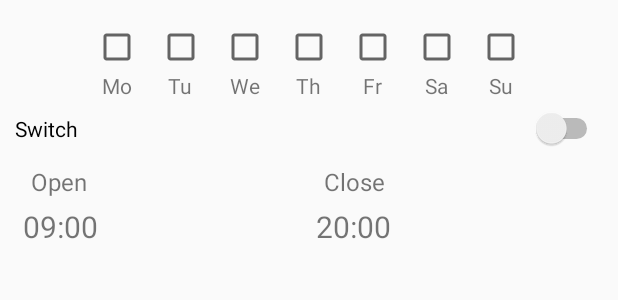
After one commit to Agrassx/CoffeeMap, an Android app: the layout view_schedule_work.xml on its own in the app's theme, with its tools: preview values and no code run, on a phone screen of 412 x 824 dp. The commit adds this screen. Shown: the top 300 px of the screen. Run offline under Robolectric (Android 15) with nearby library versions, the phone set to English and light mode, and no system bars.

Commit message:
add ScheduleWorkView

```diff
--- /dev/null
+++ b/app/src/main/java/com/agrass/coffeemap/customview/CheckBoxDayView.java
@@ -0,0 +1,50 @@
+package com.agrass.coffeemap.customview;
+
+import android.content.Context;
+import android.content.res.TypedArray;
+import android.util.AttributeSet;
+import android.view.View;
+import android.widget.CheckBox;
+import android.widget.RelativeLayout;
+import android.widget.TextView;
+
+import com.agrass.coffeemap.R;
+
+public class CheckBoxDayView extends RelativeLayout {
+
+    private String dayName;
+    private boolean isChecked;
+    private View rootView;
+    private TextView dayNameTextView;
+    private CheckBox dayCheckBox;
+
+    public CheckBoxDayView(Context context, AttributeSet attrs) {
+        super(context, attrs);
+
+        TypedArray attributes = context.getTheme().obtainStyledAttributes(
+                attrs,
+                R.styleable.CheckBoxDayView,
+                0,
+                0
+        );
+        try {
+            dayName = attributes.getString(R.styleable.CheckBoxDayView_dayName);
+            isChecked = attributes.getBoolean(R.styleable.CheckBoxDayView_isChecked, false);
+        } finally {
+            attributes.recycle();
+        }
+
+        rootView = inflate(context, R.layout.view_day, this);
+        dayNameTextView = (TextView) rootView.findViewById(R.id.dayName);
+        dayCheckBox = (CheckBox) rootView.findViewById(R.id.dayIsCheck);
+        dayNameTextView.setText(dayName);
+    }
+
+    public String getDayName() {
+        return dayName;
+    }
+
+    public boolean isChecked() {
+        return isChecked;
+    }
+}
--- /dev/null
+++ b/app/src/main/java/com/agrass/coffeemap/customview/CheckBoxWeekView.java
@@ -0,0 +1,39 @@
+package com.agrass.coffeemap.customview;
+
+import android.content.Context;
+import android.util.AttributeSet;
+import android.view.View;
+import android.widget.LinearLayout;
+
+import com.agrass.coffeemap.R;
+
+import java.util.ArrayList;
+import java.util.List;
+
+public class CheckBoxWeekView extends LinearLayout {
+
+    private View rootView;
+    private List<CheckBoxDayView> dayViewList;
+
+    public CheckBoxWeekView(Context context, AttributeSet attrs) {
+        super(context, attrs);
+        init(context);
+    }
+
+    private void init(Context context) {
+        rootView = inflate(context, R.layout.view_week, this);
+        dayViewList = new ArrayList<>();
+
+        dayViewList.add((CheckBoxDayView) rootView.findViewById(R.id.Mo));
+        dayViewList.add((CheckBoxDayView) rootView.findViewById(R.id.Tu));
+        dayViewList.add((CheckBoxDayView) rootView.findViewById(R.id.We));
+        dayViewList.add((CheckBoxDayView) rootView.findViewById(R.id.Th));
+        dayViewList.add((CheckBoxDayView) rootView.findViewById(R.id.Fr));
+        dayViewList.add((CheckBoxDayView) rootView.findViewById(R.id.Sa));
+        dayViewList.add((CheckBoxDayView) rootView.findViewById(R.id.Su));
+    }
+
+    public List<CheckBoxDayView> getDayViewList() {
+        return dayViewList;
+    }
+}
--- /dev/null
+++ b/app/src/main/java/com/agrass/coffeemap/customview/ScheduleWorkView.java
@@ -0,0 +1,25 @@
+package com.agrass.coffeemap.customview;
+
+import android.content.Context;
+import android.util.AttributeSet;
+import android.view.View;
+import android.widget.LinearLayout;
+
+import com.agrass.coffeemap.R;
+
+public class ScheduleWorkView extends LinearLayout {
+
+    private View rootView;
+
+    public ScheduleWorkView(Context context, AttributeSet attrs) {
+        super(context, attrs);
+        init(context);
+    }
+
+    private void init(Context context) {
+        rootView = inflate(context, R.layout.view_week, this);
+//      TODO: Complete View
+    }
+
+
+}
--- a/app/src/main/res/layout/fragment_add_cafe.xml
+++ b/app/src/main/res/layout/fragment_add_cafe.xml
@@ -153,7 +153,13 @@
                     android:hint="@string/ACF_Input_Comment" />
             </android.support.design.widget.TextInputLayout>
         </LinearLayout>
+        <com.agrass.coffeemap.customview.CheckBoxWeekView
+            android:layout_width="match_parent"
+            android:layout_height="wrap_content"
+            android:layout_gravity="center"
+            android:gravity="center">
 
+        </com.agrass.coffeemap.customview.CheckBoxWeekView>
     </LinearLayout>
 
     </ScrollView>
--- /dev/null
+++ b/app/src/main/res/layout/view_day.xml
@@ -0,0 +1,25 @@
+<?xml version="1.0" encoding="utf-8"?>
+<RelativeLayout
+    xmlns:android="http://schemas.android.com/apk/res/android"
+    android:orientation="vertical"
+    android:layout_width="wrap_content"
+    android:layout_height="wrap_content"
+    android:padding="5dp">
+
+
+    <CheckBox
+        android:layout_width="wrap_content"
+        android:layout_height="wrap_content"
+        android:id="@+id/dayIsCheck"
+        android:layout_alignParentTop="true"
+        android:layout_alignParentStart="true"/>
+
+    <TextView
+        android:text="Day"
+        android:layout_width="wrap_content"
+        android:layout_height="wrap_content"
+        android:id="@+id/dayName"
+        android:layout_below="@+id/dayIsCheck"
+        android:layout_centerHorizontal="true" />
+
+</RelativeLayout>
--- /dev/null
+++ b/app/src/main/res/layout/view_schedule_work.xml
@@ -0,0 +1,75 @@
+<?xml version="1.0" encoding="utf-8"?>
+<LinearLayout
+    xmlns:android="http://schemas.android.com/apk/res/android"
+    android:orientation="vertical"
+    android:layout_width="match_parent"
+    android:layout_height="match_parent"
+    android:padding="10dp">
+
+    <com.agrass.coffeemap.customview.CheckBoxWeekView
+        android:id="@+id/weekView"
+        android:layout_width="match_parent"
+        android:layout_height="wrap_content"
+        android:gravity="center"/>
+
+    <Switch
+        android:text="Switch"
+        android:layout_width="match_parent"
+        android:layout_height="wrap_content"
+        android:id="@+id/isAllDay" />
+
+    <LinearLayout
+        android:layout_width="match_parent"
+        android:layout_height="wrap_content"
+        android:orientation="horizontal">
+
+        <LinearLayout
+            android:layout_width="wrap_content"
+            android:layout_height="wrap_content"
+            android:orientation="vertical"
+            android:id="@+id/layoutOpenAt"
+            android:padding="5dp"
+            android:layout_weight="0.5">
+
+            <TextView
+                android:layout_width="wrap_content"
+                android:layout_height="wrap_content"
+                android:padding="5dp"
+                android:textSize="16sp"
+                android:text="Open"/>
+
+            <TextView
+                android:layout_width="wrap_content"
+                android:layout_height="wrap_content"
+                android:textSize="20sp"
+                android:text="09:00"/>
+
+        </LinearLayout>
+
+        <LinearLayout
+            android:layout_width="wrap_content"
+            android:layout_height="wrap_content"
+            android:orientation="vertical"
+            android:id="@+id/layoutCloseAt"
+            android:padding="5dp"
+            android:layout_weight="0.5">
+
+            <TextView
+                android:layout_width="wrap_content"
+                android:layout_height="wrap_content"
+                android:padding="5dp"
+                android:textSize="16sp"
+                android:text="Close"/>
+
+            <TextView
+                android:layout_width="wrap_content"
+                android:layout_height="wrap_content"
+                android:textSize="20sp"
+                android:text="20:00"/>
+
+        </LinearLayout>
+
+
+    </LinearLayout>
+
+</LinearLayout>
--- /dev/null
+++ b/app/src/main/res/layout/view_week.xml
@@ -0,0 +1,52 @@
+<?xml version="1.0" encoding="utf-8"?>
+<LinearLayout
+    xmlns:android="http://schemas.android.com/apk/res/android"
+    xmlns:custom="http://schemas.android.com/apk/res-auto"
+    android:orientation="horizontal"
+    android:layout_width="wrap_content"
+    android:layout_height="wrap_content">
+
+    <com.agrass.coffeemap.customview.CheckBoxDayView
+        android:id="@+id/Mo"
+        android:layout_width="wrap_content"
+        android:layout_height="wrap_content"
+        custom:dayName="Mo"/>
+
+    <com.agrass.coffeemap.customview.CheckBoxDayView
+        android:id="@+id/Tu"
+        android:layout_width="wrap_content"
+        android:layout_height="wrap_content"
+        custom:dayName="Tu"/>
+
+    <com.agrass.coffeemap.customview.CheckBoxDayView
+        android:id="@+id/We"
+        android:layout_width="wrap_content"
+        android:layout_height="wrap_content"
+        custom:dayName="We"/>
+
+    <com.agrass.coffeemap.customview.CheckBoxDayView
+        android:id="@+id/Th"
+        android:layout_width="wrap_content"
+        android:layout_height="wrap_content"
+        custom:dayName="Th"/>
+
+    <com.agrass.coffeemap.customview.CheckBoxDayView
+        android:id="@+id/Fr"
+        android:layout_width="wrap_content"
+        android:layout_height="wrap_content"
+        custom:dayName="Fr"/>
+
+    <com.agrass.coffeemap.customview.CheckBoxDayView
+        android:id="@+id/Sa"
+        android:layout_width="wrap_content"
+        android:layout_height="wrap_content"
+        custom:dayName="Sa" />
+
+    <com.agrass.coffeemap.customview.CheckBoxDayView
+        android:id="@+id/Su"
+        android:layout_width="wrap_content"
+        android:layout_height="wrap_content"
+        custom:dayName="Su"/>
+
+
+</LinearLayout>
--- /dev/null
+++ b/app/src/main/res/values/attrs.xml
@@ -0,0 +1,9 @@
+<?xml version="1.0" encoding="utf-8"?>
+<resources>
+    <declare-styleable name="CheckBoxDayView">
+        <attr name="dayName" format="string" />
+        <attr name="isChecked" format="boolean"/>
+    </declare-styleable>
+
+
+</resources>
```
